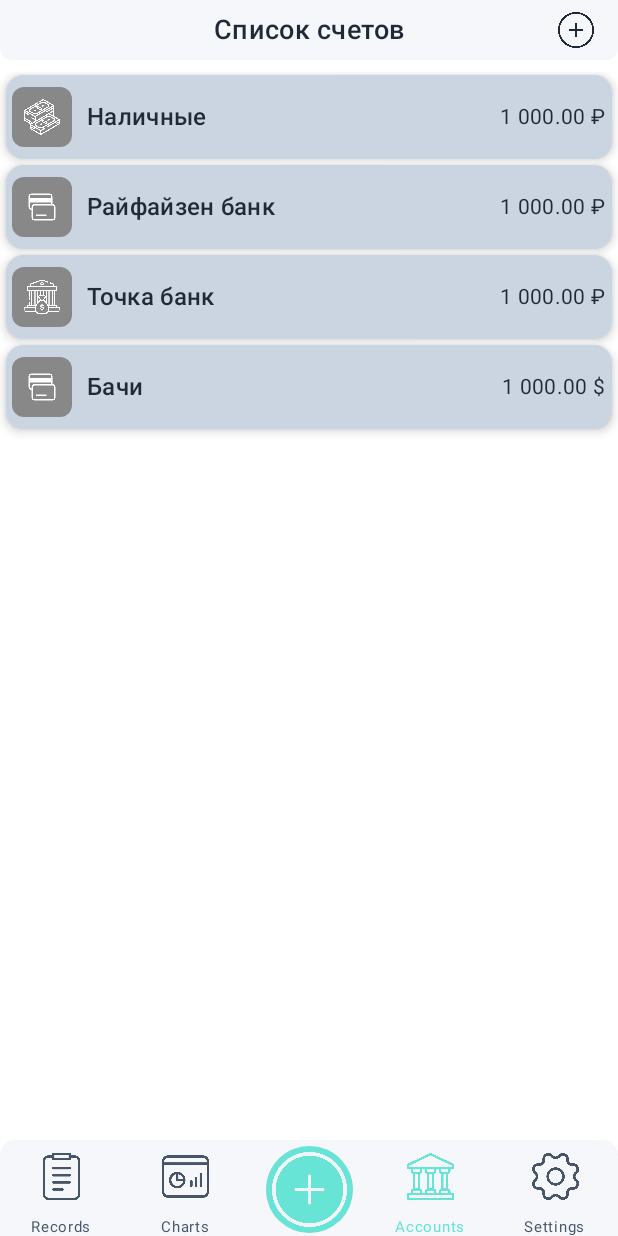
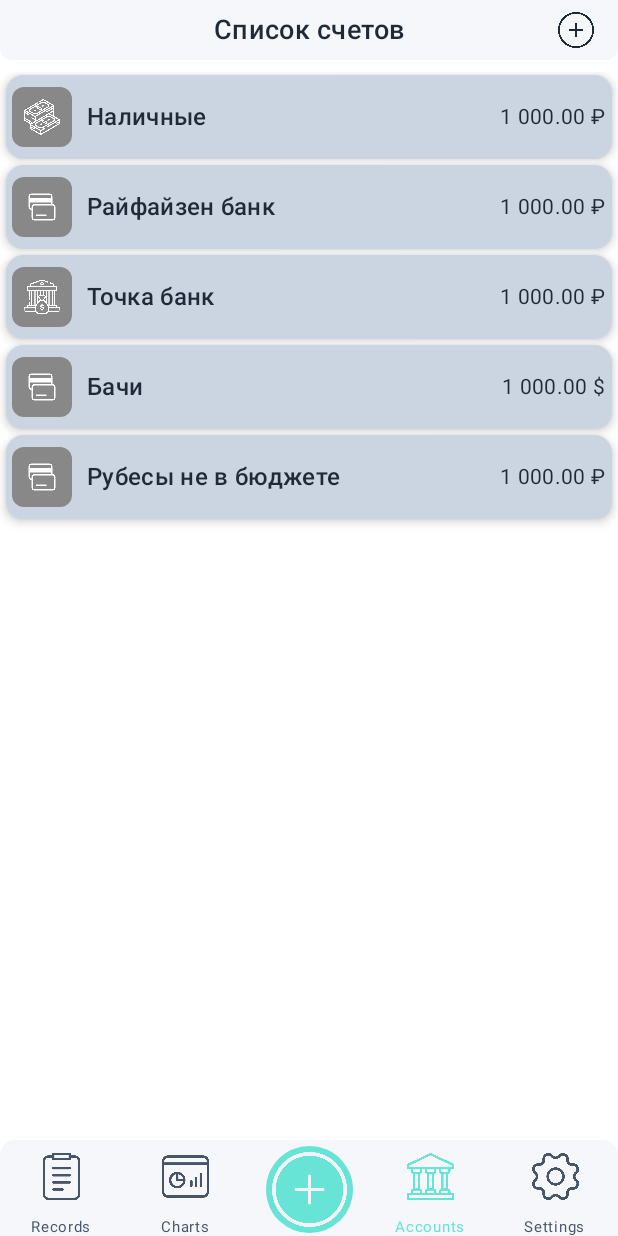
Before and after one commit to Ohayo-cr/Money, an Android app built with Jetpack Compose: the screen it shows after launch (MainActivity), item 3 of the bottom bar chosen, on a phone screen of 412 x 824 dp. Run offline under Robolectric (Android 15) with nearby library versions, the phone set to English and light mode, and no system bars; our stand-ins replace Dagger/Hilt's generated code, Room's generated code, accompanist.

Commit message:
currency rate(a temporary solution) +-

```diff
--- a/app/src/main/java/ru/ohayo/moneypr/data/initialData/InitialAccount.kt
+++ b/app/src/main/java/ru/ohayo/moneypr/data/initialData/InitialAccount.kt
@@ -6,9 +6,10 @@ import ru.ohayo.moneypr.data.room.account.AccountType
 
 object InitialAccounts {
     val INITIAL_ACCOUNT = listOf(
-        AccountDbo(name = "Наличные", type = AccountType.Cash, balance = 1000.0, currency = "₽",icon = R.drawable.acc_d_cash),
-        AccountDbo(name = "Райфайзен банк", type = AccountType.Card, balance = 1000.0, currency = "₽",icon = R.drawable.acc_d_card),
-        AccountDbo(name = "Точка банк", type = AccountType.Card, balance = 1000.0, currency = "₽",icon = R.drawable.acc_d_contribution),
-        AccountDbo(name = "Бачи", type = AccountType.Cash, balance = 1000.0, currency = "$",icon = R.drawable.acc_d_card)
+        AccountDbo(name = "Наличные", type = AccountType.Cash, balance = 1000.0, currencySymbol = "₽", currencyCode ="RUB" , icon = R.drawable.acc_d_cash),
+        AccountDbo(name = "Райфайзен банк", type = AccountType.Card, balance = 1000.0, currencySymbol = "₽", currencyCode ="RUB" ,icon = R.drawable.acc_d_card),
+        AccountDbo(name = "Точка банк", type = AccountType.Card, balance = 1000.0, currencySymbol = "₽", currencyCode ="RUB" ,icon = R.drawable.acc_d_contribution),
+        AccountDbo(name = "Бачи", type = AccountType.Cash, balance = 1000.0, currencySymbol = "$", currencyCode ="USD" ,icon = R.drawable.acc_d_card, exchangeRate = 89.5),
+        AccountDbo(name = "Рубесы не в бюджете", type = AccountType.Card, balance = 1000.0, currencySymbol = "₽", currencyCode ="RUB" ,icon = R.drawable.acc_d_card, inBudget = false),
     )
 }
--- a/app/src/main/java/ru/ohayo/moneypr/data/initialData/InitialCurrency.kt
+++ b/app/src/main/java/ru/ohayo/moneypr/data/initialData/InitialCurrency.kt
@@ -6,9 +6,10 @@ import ru.ohayo.moneypr.data.room.currency.CurrencyDbo
 
 object InitialCurrency {
     val INITIAL_CURRENCY = listOf(
-        CurrencyDbo(code = "USD",fullName = "United States dollar", iconResId = R.drawable.currency_united_states,symbol ="$"),
-        CurrencyDbo(code = "RUB",fullName = "Russian ruble", iconResId = R.drawable.currency_russia_11699599, symbol ="₽"),
-        CurrencyDbo(code = "TEST",fullName = "TEST TEST TEST", iconResId = null, symbol ="T"),
+        CurrencyDbo(code = "USD",fullName = "United States dollar", iconResId = R.drawable.currency_united_states,symbol ="$", rate = 89.5),
+        CurrencyDbo(code = "RUB",fullName = "Russian ruble", iconResId = R.drawable.currency_russia_11699599, symbol ="₽",rate = 1.0),
+        CurrencyDbo(code = "KZT",fullName = "Kazakhstani tenge", iconResId = R.drawable.currency_kazakhstan, symbol ="₸",rate = 0.1537),
+        CurrencyDbo(code = "TEST",fullName = "TEST TEST TEST", iconResId = null, symbol ="T", rate = 10.0),
 
     )
 }
--- a/app/src/main/java/ru/ohayo/moneypr/data/room/account/AccountDbo.kt
+++ b/app/src/main/java/ru/ohayo/moneypr/data/room/account/AccountDbo.kt
@@ -15,10 +15,13 @@ data class AccountDbo(
     val type: AccountType,
     val initialBalance : Double = 0.0,
     val balance: Double,
-    val currency: String,
+    val currencySymbol: String,
+    val currencyCode: String,
     val icon: Int? = null,
     val note: String? = "",
-    @PrimaryKey(autoGenerate = true) val id: Long = 0
+    @PrimaryKey(autoGenerate = true) val id: Long = 0,
+    val exchangeRate: Double = 1.0,
+    val inBudget: Boolean = true,
 )
 
 enum class AccountType {
--- a/app/src/main/java/ru/ohayo/moneypr/data/room/currency/CurrencyDbo.kt
+++ b/app/src/main/java/ru/ohayo/moneypr/data/room/currency/CurrencyDbo.kt
@@ -9,5 +9,6 @@ data class CurrencyDbo(
     val code: String,
     val fullName: String,
     val iconResId: Int? = null,
-    val symbol: String
+    val symbol: String,
+    val rate: Double,
 )
--- a/app/src/main/java/ru/ohayo/moneypr/data/room/transaction/TransactionDbo.kt
+++ b/app/src/main/java/ru/ohayo/moneypr/data/room/transaction/TransactionDbo.kt
@@ -62,6 +62,6 @@ data class TransactionDbo(
     val timestamp: Long,
     val createdAt: Long = System.currentTimeMillis(),
     val inBudget: Boolean = true,
-
+    val exchangeRate: Double = 1.0,
 
     )
--- a/app/src/main/java/ru/ohayo/moneypr/ui/navController/NavController.kt
+++ b/app/src/main/java/ru/ohayo/moneypr/ui/navController/NavController.kt
@@ -122,7 +122,6 @@ fun NavHostScreen(navController: NavHostController) {
         composable(Screen.DetailedTransaction.route) {
             DetailedTransaction(
                 navController = navController,
-                onBackClick = { navController.popBackStack() },
                 transactionVM = transactionVM
             )
         }
--- a/app/src/main/java/ru/ohayo/moneypr/ui/screens/accountScreen/AccountScreen.kt
+++ b/app/src/main/java/ru/ohayo/moneypr/ui/screens/accountScreen/AccountScreen.kt
@@ -97,7 +97,7 @@ fun AccountItem(accountDbo: AccountDbo) {
 
 
             Text(
-                text = "${NumberFormatter.format(accountDbo.balance)} ${accountDbo.currency}",
+                text = "${NumberFormatter.format(accountDbo.balance)} ${accountDbo.currencySymbol}",
                 style = MaterialTheme.typography.bodyMedium
             )
         }
--- a/app/src/main/java/ru/ohayo/moneypr/ui/screens/addAccount/AddAccountScreen.kt
+++ b/app/src/main/java/ru/ohayo/moneypr/ui/screens/addAccount/AddAccountScreen.kt
@@ -127,16 +127,13 @@ fun AddAccountScreen(
                 val name = fieldValues["name"] ?: ""
                 val type = fieldValues["type"] ?: ""
                 val balanceString = fieldValues["balance"] ?: "0"
-                val currency = fieldValues["currency"] ?: ""
                 val note = fieldValues["note"] ?: ""
                 val balance = balanceString.replace(" ", "").toDoubleOrNull() ?: 0.0
                 if (name.isEmpty()) {
                     Toast.makeText(context, "Введите название счета", Toast.LENGTH_SHORT).show()
 
-                } else if (currency.isEmpty()) {
-                    Toast.makeText(context, "Выберите валюту", Toast.LENGTH_SHORT).show()
                 } else {
-                    accountVM.addAccount(name, type, balance, currency, note)
+                    accountVM.addAccount(name, type, balance,  note)
                 }
             }
         )
--- a/app/src/main/java/ru/ohayo/moneypr/ui/screens/addTransaction/AddTransaction.kt
+++ b/app/src/main/java/ru/ohayo/moneypr/ui/screens/addTransaction/AddTransaction.kt
@@ -214,7 +214,7 @@ fun AddTransaction(
                             when (selectingAccountType) {
                                 AccountTypeTransfer.From -> transactionViewModel.selectFromAccount(selectedAccount)
                                 AccountTypeTransfer.To -> transactionViewModel.selectToAccount(selectedAccount)
-                                else -> {null}
+                                else -> {}
                             }
                             showAccountSelection = false
                             selectingAccountType = null
--- a/app/src/main/java/ru/ohayo/moneypr/ui/screens/addTransaction/AddTransactionViewModel.kt
+++ b/app/src/main/java/ru/ohayo/moneypr/ui/screens/addTransaction/AddTransactionViewModel.kt
@@ -13,7 +13,6 @@ import kotlinx.coroutines.flow.map
 import kotlinx.coroutines.launch
 import ru.ohayo.moneypr.data.room.account.AccountDbo
 import ru.ohayo.moneypr.repository.CategoryRepository
-import ru.ohayo.moneypr.repository.CurrencyRepository
 import ru.ohayo.moneypr.repository.TransactionRepository
 import ru.ohayo.moneypr.repository.AccountRepository
 import ru.ohayo.moneypr.data.room.transaction.TransactionDbo
@@ -25,7 +24,6 @@ import javax.inject.Inject
 class AddTransactionViewModel @Inject constructor(
     private val repository: TransactionRepository,
     private val accountRepository: AccountRepository,
-    private val currencyRepository: CurrencyRepository,
     private val categoryRepository: CategoryRepository
 ) : ViewModel() {
 
@@ -52,7 +50,7 @@ class AddTransactionViewModel @Inject constructor(
     val transactionResult: StateFlow<Result<Unit>?> = _transactionResult.asStateFlow()
 
     val accounts = accountRepository.getAllAccounts()
-    val currencies = currencyRepository.getAllCurrenciesFlow()
+
 
     // Состояние текущей даты (в миллисекундах)
     private val _currentDate = MutableStateFlow(System.currentTimeMillis())
@@ -127,7 +125,7 @@ class AddTransactionViewModel @Inject constructor(
 
                 val transaction = TransactionDbo(
                     type = CategoryType.AccountTransfer,
-                    currency = fromAcc.currency, // или toAcc.currency — проверь совпадение
+                    currency = fromAcc.currencySymbol, // или toAcc.currency — проверь совпадение
                     amount = amount,
                     paymentAccount = fromAcc.name,
                     recipientAccount = toAcc.name,
--- a/app/src/main/java/ru/ohayo/moneypr/ui/screens/addTransaction/componens/AccountSelectSheet.kt
+++ b/app/src/main/java/ru/ohayo/moneypr/ui/screens/addTransaction/componens/AccountSelectSheet.kt
@@ -79,7 +79,7 @@ fun AccountSelectSheet(
                                 ) {
                                     Text(text = account.name, style = typography.bodyLarge)
                                     Text(
-                                        text = "${NumberFormatter.format(account.balance)} ${account.currency}",
+                                        text = "${NumberFormatter.format(account.balance)} ${account.currencySymbol}",
                                         style = typography.bodySmall
                                     )
                                 }
--- a/app/src/main/java/ru/ohayo/moneypr/ui/screens/addTransaction/componens/TransferBox.kt
+++ b/app/src/main/java/ru/ohayo/moneypr/ui/screens/addTransaction/componens/TransferBox.kt
@@ -150,7 +150,7 @@ fun AccountItem(
             modifier = Modifier.fillMaxWidth()
         )
         Text(
-            text = if (account != null) "${NumberFormatter.format(account.balance)} ${account.currency}" else "не известно",
+            text = if (account != null) "${NumberFormatter.format(account.balance)} ${account.currencySymbol}" else "не известно",
             style = MaterialTheme.typography.labelSmall,
             color = MaterialTheme.colorScheme.onPrimary.copy(alpha = 0.7f),
             textAlign = TextAlign.Center,
--- a/app/src/main/java/ru/ohayo/moneypr/ui/screens/transaction_details/DetailedTransaction.kt
+++ b/app/src/main/java/ru/ohayo/moneypr/ui/screens/transaction_details/DetailedTransaction.kt
@@ -42,11 +42,9 @@ import java.util.Locale
 @Composable
 fun DetailedTransaction(
     navController: NavController,
-    onBackClick: () -> Unit,
     transactionVM: TransactionViewModel
 ) {
     val transactionWithAccount by transactionVM.transactionWithAccount.collectAsState()
-    val DboTransaction = transactionWithAccount?.transaction
     var showDeleteDialog by remember { mutableStateOf(false) }
     Column(
         modifier = Modifier.fillMaxSize()
@@ -186,7 +184,7 @@ private fun AccountDetailsRow(title: String, account: AccountDbo?) {
                         color = TextDisabled
                     )
                     Text(
-                        text = "${account.name} (${NumberFormatter.format(account.balance)} ${account.currency})",
+                        text = "${account.name} (${NumberFormatter.format(account.balance)} ${account.currencySymbol})",
                         color = MaterialTheme.colorScheme.onPrimary
                     )
 
--- /dev/null
+++ b/app/src/main/java/ru/ohayo/moneypr/utils/app_const/AppConstants.kt
@@ -0,0 +1,5 @@
+package ru.ohayo.moneypr.utils.app_const
+
+object AppConstants {
+    const val BASE_CURRENCY = "RUB"
+}
```
Also changed, not shown: app/src/main/java/ru/ohayo/moneypr/ui/screens/addAccount/AddAccountViewModel.kt (+12 -4 lines), app/src/main/java/ru/ohayo/moneypr/ui/screens/addTransaction/AddTransactionForm.kt (+6 -4 lines), app/src/main/java/ru/ohayo/moneypr/utils/app_const/ExchangeRates.kt (added, +32 -0 lines), app/src/main/res/drawable/currency_kazakhstan.png (added), 1 other file.
